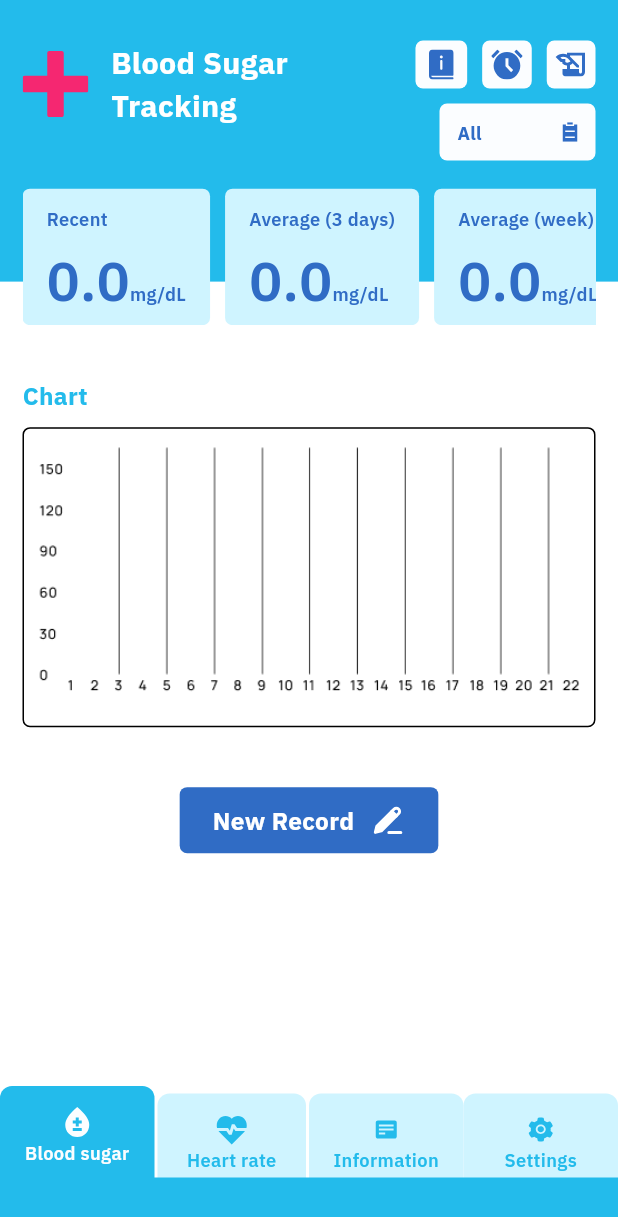
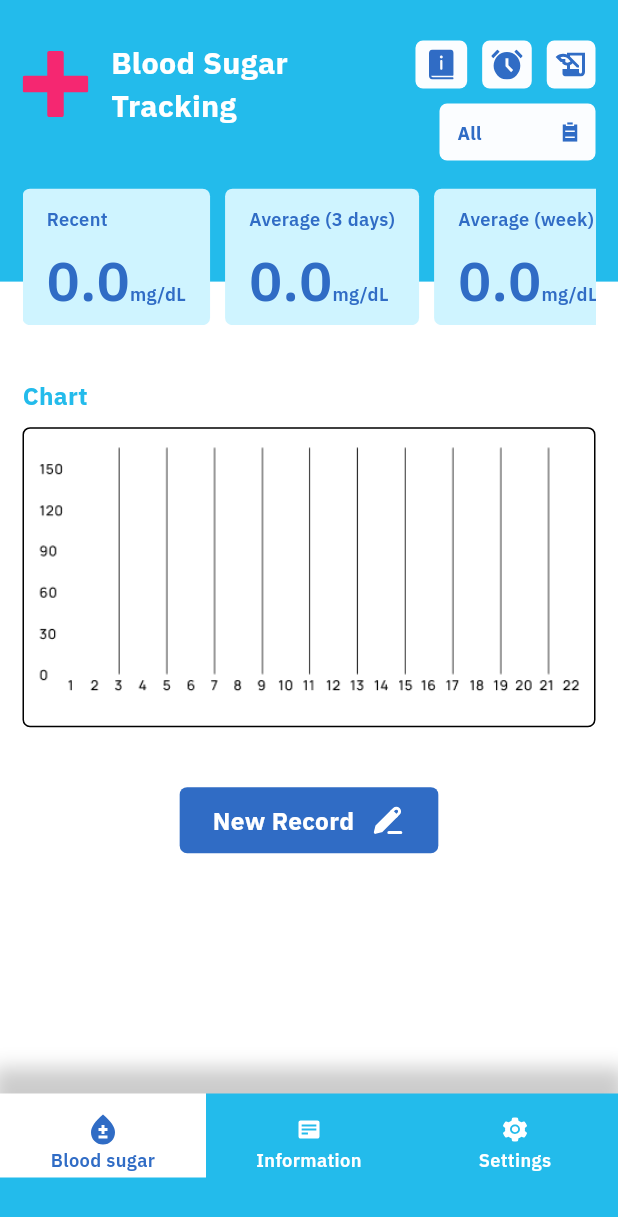
Before and after one commit to Intes-It-Mobile/blood-tracking-app, a Flutter app: the HomeScreen screen opened by its route, on a phone screen of 412 x 824 dp. Shown: the top 1217 px of the screen. Run offline on Flutter 3.47's test engine with Material 2 defaults, Android fonts, the phone set to English and light mode, and no system bars; drawn by our look-alikes of dropdown_button2; our stand-ins replace camera, fl_chart, flutter_html, flutter_local_notifications, flutter_mobx, flutter_svg and 16 more; missing offline and left inert: android_alarm_manager_plus, dart:ffi, excel, flutter_cupertino_datetime_picker, flutter_fgbg, flutter_share; accounts and stored records are empty; generated files the repository leaves out were written again.

Commit message:
disable heart rate

```diff
--- a/lib/views/home/home_screen.dart
+++ b/lib/views/home/home_screen.dart
@@ -53,7 +53,16 @@ class _HomeScreenState extends State<HomeScreen> {
                 ),
               ),
               bottomNavigationBar: Container(
+                decoration: BoxDecoration(
                 color: Colors.transparent,
+                  boxShadow: [
+        BoxShadow(
+          color: Colors.black.withOpacity(0.2), // Màu của bóng và độ trong suốt
+          spreadRadius: 5, // Độ lan rộng của bóng
+          blurRadius: 10, // Độ mờ của bóng
+          offset: Offset(0, 3), // Độ dịch chuyển của bóng
+        ),
+      ],),
                 margin: EdgeInsets.only(bottom: hasAds ? 75.0 : 30),
                 child: BottomAppBarCum(
                   color: Colors.transparent,
@@ -65,7 +74,7 @@ class _HomeScreenState extends State<HomeScreen> {
                       mainAxisAlignment: MainAxisAlignment.end,
                       children: [
                         Row(
-                          mainAxisAlignment: MainAxisAlignment.spaceEvenly,
+                          // mainAxisAlignment: MainAxisAlignment.spaceEvenly,
                           children: [
                             _buildNavItem(
                               Assets.iconBloodSugar,
@@ -74,22 +83,22 @@ class _HomeScreenState extends State<HomeScreen> {
                               AppLocalizations.of(context)!
                                   .getTranslate('blood_sugar_txt'),
                             ),
-                            _buildNavItem(
-                                Assets.iconHeartRate,
-                                'B',
-                                1,
-                                AppLocalizations.of(context)!
-                                    .getTranslate('heart_rate_txt')),
+                            // _buildNavItem(
+                            //     Assets.iconHeartRate,
+                            //     'B',
+                            //     1,
+                            //     AppLocalizations.of(context)!
+                            //         .getTranslate('heart_rate_txt')),
                             _buildNavItem(
                                 Assets.iconInfoNav,
                                 'C',
-                                2,
+                                1,
                                 AppLocalizations.of(context)!
                                     .getTranslate('infor')),
                             _buildNavItem(
                                 Assets.iconSettingsNav,
                                 'C',
-                                3,
+                                2,
                                 AppLocalizations.of(context)!
                                     .getTranslate('setting_nav')),
                           ],
@@ -127,36 +136,37 @@ class _HomeScreenState extends State<HomeScreen> {
     EdgeInsets margin;
 
     // Align button A to the left edge of the screen
-    margin = const EdgeInsets.only(left: 2.0, right: 1.0);
+    // margin = const EdgeInsets.only(left: 2.0, right: 1.0);
 
-    if (index == 1) {
-      margin = EdgeInsets.fromLTRB(2, isSelected ? 0 : 10, 2, 0);
-    } else {
-      margin = EdgeInsets.fromLTRB(0, isSelected ? 0 : 10, 0, 0);
-    }
+    // if (index == 1) {
+    //   margin = EdgeInsets.fromLTRB(2, 10, 2, 0);
+    // } else {
+    //   margin = EdgeInsets.fromLTRB(0, 10, 0, 0);
+    // }
     BorderRadius borderRadius;
 
-    Color textColor = isSelected ? AppColors.mainBgColor : AppColors.AppColor2;
-    Color iconColor = isSelected ? AppColors.mainBgColor : AppColors.AppColor2;
-    Color btnColor = isSelected ? AppColors.AppColor2 : AppColors.AppColor3;
+    Color textColor = isSelected ? AppColors.AppColor4 : Colors.white;
+    Color iconColor = isSelected ? AppColors.AppColor4 : Colors.white;
+    Color btnColor = isSelected ? Colors.white : AppColors.AppColor2;
 
-    borderRadius = const BorderRadius.only(
-      topLeft: Radius.circular(8.0),
-      topRight: Radius.circular(8.0),
-    );
+    // borderRadius = const BorderRadius.only(
+    //   topLeft: Radius.circular(8.0),
+    //   topRight: Radius.circular(8.0),
+    // );
 
     return Expanded(
       child: GestureDetector(
         onTap: () => onTabTapped(index),
         child: Container(
           // margin: margin,
-          padding: margin,
+          // padding: margin,
           child: Container(
             decoration: BoxDecoration(
+
               color: btnColor,
-              borderRadius: borderRadius,
+              // borderRadius: borderRadius,
             ),
-            padding: const EdgeInsets.fromLTRB(6, 12, 6, 12),
+            padding: const EdgeInsets.fromLTRB(0, 12, 0, 12),
             child: Center(
               child: Column(
                 children: [
@@ -185,11 +195,11 @@ class _HomeScreenState extends State<HomeScreen> {
     switch (_currentIndex) {
       case 0:
         return HomeScreenContent();
+      // case 1:
+      //   return HeartRateScreen();
       case 1:
-        return HeartRateScreen();
+        return InfomationScreen();
       case 2:
-        return InfomationScreen();
-      case 3:
         return SettingScreen();
       default:
         return Container();
```
